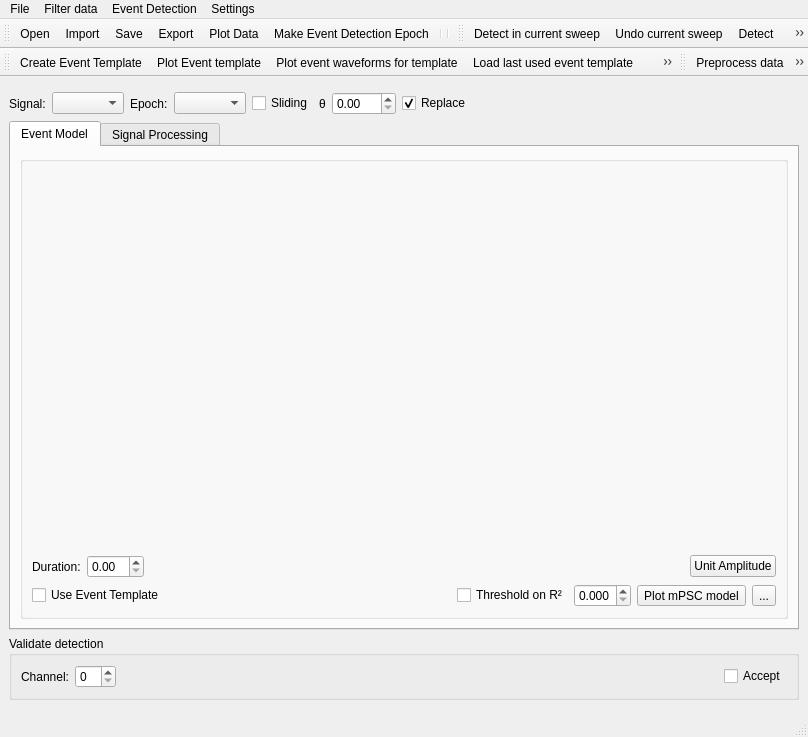
The window that ephys/EventDetectWindow.ui (ctigaret/scipyen) describes before a commit, drawn with Qt 5.
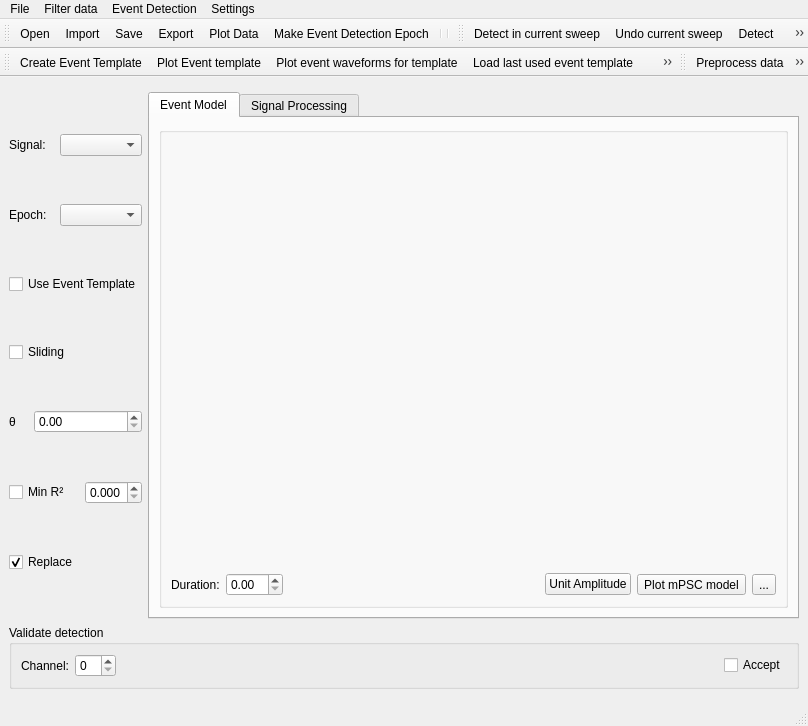
The same window after the commit. Icons and pictures are not drawn. Custom widgets are drawn as their Qt base class.

```diff
--- a/ephys/EventDetectWindow.ui
+++ b/ephys/EventDetectWindow.ui
@@ -8,20 +8,19 @@
     <x>0</x>
     <y>0</y>
     <width>808</width>
-    <height>737</height>
+    <height>726</height>
    </rect>
   </property>
   <property name="windowTitle">
    <string>Detect Events</string>
   </property>
   <widget class="QWidget" name="centralwidget">
-   <layout class="QVBoxLayout" name="verticalLayout_2">
-    <item>
-     <widget class="MetaDataWidget" name="metaDataWidget" native="true"/>
-    </item>
-    <item>
+   <layout class="QGridLayout" name="gridLayout_5">
+    <item row="1" column="0">
      <layout class="QHBoxLayout" name="horizontalLayout">
       <item>
+       <layout class="QGridLayout" name="gridLayout_4">
+        <item row="0" column="0" colspan="2">
        <widget class="QLabel" name="signalNameLabel">
         <property name="text">
          <string>Signal:</string>
@@ -31,7 +30,7 @@
         </property>
        </widget>
       </item>
-      <item>
+        <item row="0" column="2" colspan="2">
        <widget class="QComboBox" name="signalNameComboBox">
         <property name="toolTip">
          <string>Signal name</string>
@@ -44,7 +43,7 @@
         </property>
        </widget>
       </item>
-      <item>
+        <item row="1" column="0" colspan="2">
        <widget class="QLabel" name="label">
         <property name="text">
          <string>Epoch:</string>
@@ -54,7 +53,7 @@
         </property>
        </widget>
       </item>
-      <item>
+        <item row="1" column="2" colspan="2">
        <widget class="QComboBox" name="epochComboBox">
         <property name="toolTip">
          <string>Select mPSC epoch</string>
@@ -67,7 +66,23 @@
         </property>
        </widget>
       </item>
-      <item>
+        <item row="2" column="0" colspan="4">
+         <widget class="QCheckBox" name="use_eventTemplate_CheckBox">
+          <property name="toolTip">
+           <string>Use mPSC template waveform instead of model-generated waveform</string>
+          </property>
+          <property name="statusTip">
+           <string>Use mPSC template waveform instead of model-generated waveform</string>
+          </property>
+          <property name="whatsThis">
+           <string>Use mPSC template waveform instead of model-generated waveform</string>
+          </property>
+          <property name="text">
+           <string>Use Event Template</string>
+          </property>
+         </widget>
+        </item>
+        <item row="3" column="0" colspan="4">
        <widget class="QCheckBox" name="useSlidingDetectionCheckBox">
         <property name="toolTip">
          <string>Use template sliding algorithm (Clements &amp; Bekkers '97)</string>
@@ -83,7 +98,7 @@
         </property>
        </widget>
       </item>
-      <item>
+        <item row="4" column="0">
        <widget class="QLabel" name="label_3">
         <property name="toolTip">
          <string>Detection threshold [0 - 100]</string>
@@ -102,8 +117,14 @@
         </property>
        </widget>
       </item>
-      <item>
+        <item row="4" column="1" colspan="3">
        <widget class="QuantitySpinBox" name="detectionThresholdSpinBox">
+          <property name="sizePolicy">
+           <sizepolicy hsizetype="MinimumExpanding" vsizetype="Fixed">
+            <horstretch>0</horstretch>
+            <verstretch>0</verstretch>
+           </sizepolicy>
+          </property>
         <property name="toolTip">
          <string>Detection threshold [0 .. Inf]</string>
         </property>
@@ -121,7 +142,45 @@
         </property>
        </widget>
       </item>
-      <item>
+        <item row="5" column="0" colspan="3">
+         <widget class="QCheckBox" name="rsqThresholdCheckBox">
+          <property name="toolTip">
+           <string>Threshold on R²</string>
+          </property>
+          <property name="statusTip">
+           <string>Threshold on R²</string>
+          </property>
+          <property name="whatsThis">
+           <string>Threshold on R²</string>
+          </property>
+          <property name="text">
+           <string>Min R²</string>
+          </property>
+         </widget>
+        </item>
+        <item row="5" column="3">
+         <widget class="QDoubleSpinBox" name="rsqThresholdDoubleSpinBox">
+          <property name="toolTip">
+           <string>Minimum R²</string>
+          </property>
+          <property name="statusTip">
+           <string>Minimum R²</string>
+          </property>
+          <property name="whatsThis">
+           <string>Minimum R²</string>
+          </property>
+          <property name="decimals">
+           <number>3</number>
+          </property>
+          <property name="maximum">
+           <double>1.000000000000000</double>
+          </property>
+          <property name="stepType">
+           <enum>QAbstractSpinBox::AdaptiveDecimalStepType</enum>
+          </property>
+         </widget>
+        </item>
+        <item row="6" column="0" colspan="4">
        <widget class="QCheckBox" name="clearPreviousDetectionCheckBox">
         <property name="toolTip">
          <string>Replace previous detection</string>
@@ -135,28 +194,11 @@
         <property name="text">
          <string>Replace</string>
         </property>
-        <property name="icon">
-         <iconset theme="document-replace">
-          <normaloff>.</normaloff>.</iconset>
-        </property>
         <property name="checked">
          <bool>true</bool>
         </property>
        </widget>
       </item>
-      <item>
-       <spacer name="horizontalSpacer_2">
-        <property name="orientation">
-         <enum>Qt::Horizontal</enum>
-        </property>
-        <property name="sizeHint" stdset="0">
-         <size>
-          <width>40</width>
-          <height>20</height>
-         </size>
-        </property>
-       </spacer>
-      </item>
      </layout>
     </item>
     <item>
@@ -262,79 +304,6 @@
                  </property>
                 </widget>
                </item>
-              </layout>
-             </item>
-            </layout>
-           </item>
-           <item>
-            <layout class="QHBoxLayout" name="horizontalLayout_2">
-             <item>
-              <widget class="QCheckBox" name="use_eventTemplate_CheckBox">
-               <property name="toolTip">
-                <string>Use mPSC template waveform instead of model-generated waveform</string>
-               </property>
-               <property name="statusTip">
-                <string>Use mPSC template waveform instead of model-generated waveform</string>
-               </property>
-               <property name="whatsThis">
-                <string>Use mPSC template waveform instead of model-generated waveform</string>
-               </property>
-               <property name="text">
-                <string>Use Event Template</string>
-               </property>
-              </widget>
-             </item>
-             <item>
-              <spacer name="horizontalSpacer_3">
-               <property name="orientation">
-                <enum>Qt::Horizontal</enum>
-               </property>
-               <property name="sizeHint" stdset="0">
-                <size>
-                 <width>40</width>
-                 <height>20</height>
-                </size>
-               </property>
-              </spacer>
-             </item>
-             <item>
-              <widget class="QCheckBox" name="rsqThresholdCheckBox">
-               <property name="toolTip">
-                <string>Threshold on R²</string>
-               </property>
-               <property name="statusTip">
-                <string>Threshold on R²</string>
-               </property>
-               <property name="whatsThis">
-                <string>Threshold on R²</string>
-               </property>
-               <property name="text">
-                <string>Threshold on R²</string>
-               </property>
-              </widget>
-             </item>
-             <item>
-              <widget class="QDoubleSpinBox" name="rsqThresholdDoubleSpinBox">
-               <property name="toolTip">
-                <string>Minimum R²</string>
-               </property>
-               <property name="statusTip">
-                <string>Minimum R²</string>
-               </property>
-               <property name="whatsThis">
-                <string>Minimum R²</string>
-               </property>
-               <property name="decimals">
-                <number>3</number>
-               </property>
-               <property name="maximum">
-                <double>1.000000000000000</double>
-               </property>
-               <property name="stepType">
-                <enum>QAbstractSpinBox::AdaptiveDecimalStepType</enum>
-               </property>
-              </widget>
-             </item>
              <item>
               <widget class="QToolButton" name="plot_eventWaveformToolButton">
                <property name="toolTip">
@@ -378,6 +347,8 @@
             </layout>
            </item>
           </layout>
+             </item>
+            </layout>
          </widget>
         </item>
        </layout>
@@ -586,7 +557,12 @@
       </widget>
      </widget>
     </item>
-    <item>
+     </layout>
+    </item>
+    <item row="0" column="0">
+     <widget class="MetaDataWidget" name="metaDataWidget" native="true"/>
+    </item>
+    <item row="2" column="0">
      <widget class="QGroupBox" name="validateDetectionGroupBox">
       <property name="title">
        <string>Validate detection</string>
@@ -639,7 +615,7 @@
       </layout>
      </widget>
     </item>
-    <item>
+    <item row="3" column="0">
      <widget class="SpinBoxSlider" name="_frames_spinBoxSlider_" native="true">
       <property name="sizePolicy">
        <sizepolicy hsizetype="Expanding" vsizetype="Preferred">
@@ -657,7 +633,7 @@
      <x>0</x>
      <y>0</y>
      <width>808</width>
-     <height>28</height>
+     <height>30</height>
     </rect>
    </property>
    <widget class="QMenu" name="menuFile">
```
Lines whose indentation alone changed are shown as unchanged.
